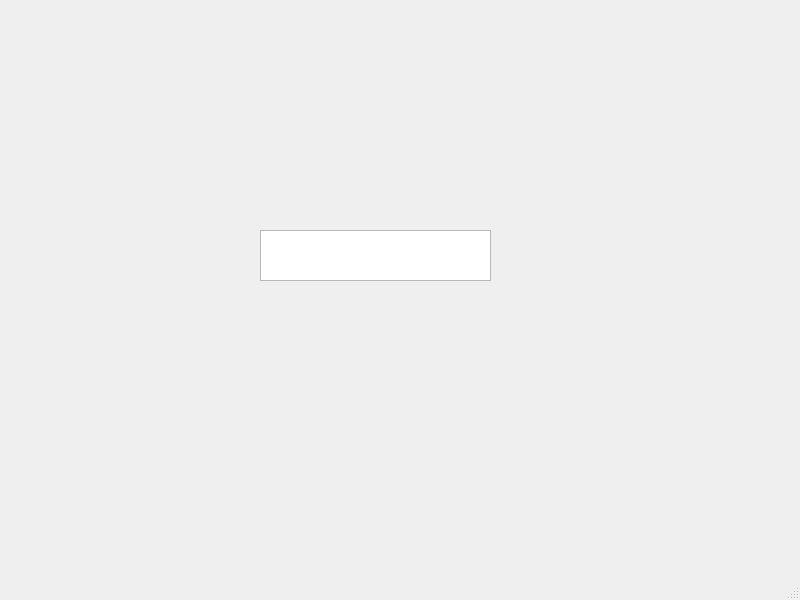
ChrisLinux127/MyFirstSourceCode, file mainwin.ui: the form before one commit.
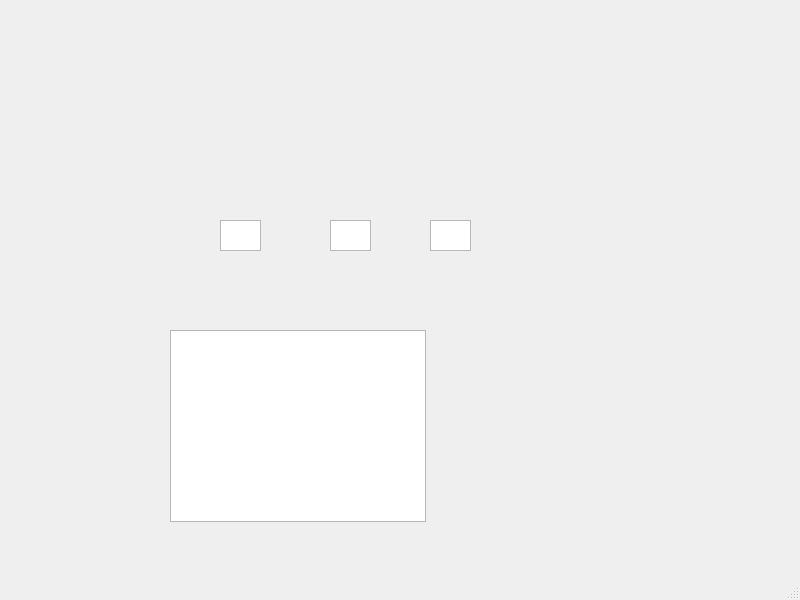
The form after the commit.

```diff
--- a/mainwin.ui
+++ b/mainwin.ui
@@ -17,10 +17,40 @@
    <widget class="QTextEdit" name="Input_1">
     <property name="geometry">
      <rect>
-      <x>260</x>
-      <y>230</y>
-      <width>231</width>
-      <height>51</height>
+      <x>220</x>
+      <y>220</y>
+      <width>41</width>
+      <height>31</height>
+     </rect>
+    </property>
+   </widget>
+   <widget class="QListWidget" name="listWidget">
+    <property name="geometry">
+     <rect>
+      <x>170</x>
+      <y>330</y>
+      <width>256</width>
+      <height>192</height>
+     </rect>
+    </property>
+   </widget>
+   <widget class="QTextEdit" name="Input_2">
+    <property name="geometry">
+     <rect>
+      <x>330</x>
+      <y>220</y>
+      <width>41</width>
+      <height>31</height>
+     </rect>
+    </property>
+   </widget>
+   <widget class="QTextEdit" name="Input_3">
+    <property name="geometry">
+     <rect>
+      <x>430</x>
+      <y>220</y>
+      <width>41</width>
+      <height>31</height>
      </rect>
     </property>
    </widget>
```
